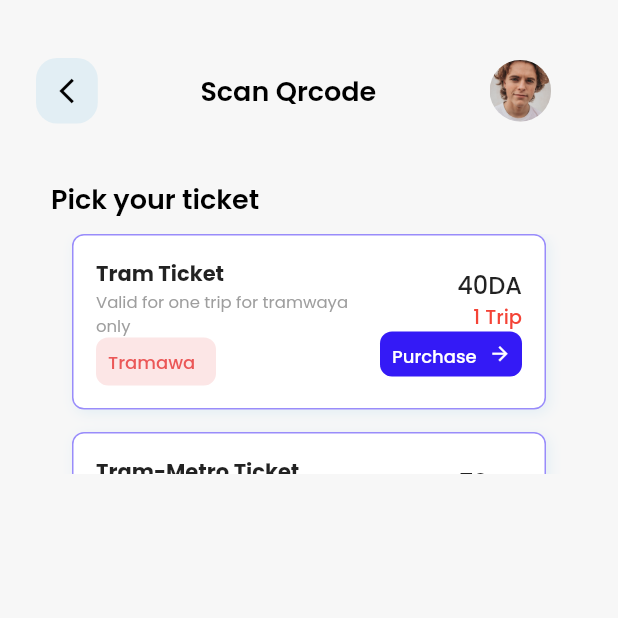
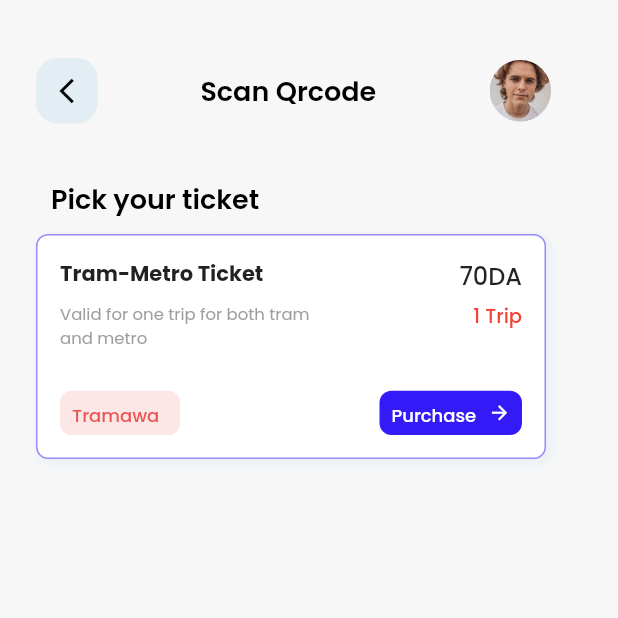
Before and after one commit to abdelghafourbk/PFE_V1, a Flutter app: the AfterScan screen opened directly, on a phone screen of 412 x 824 dp, the top half of it. Run offline on Flutter 3.47's test engine with Material 2 defaults, Android fonts, the phone set to English and light mode, and no system bars; our stand-ins replace email_validator, flutter_neumorphic.

Commit message:
Temp solution for listview problelm

```diff
--- a/lib/AfterScan.dart
+++ b/lib/AfterScan.dart
@@ -125,17 +125,10 @@ class _AfterScanState extends State<AfterScan> {
               SizedBox(
                 height: 160.0,
                 width: width,
-                child: ListView.builder(
-                    scrollDirection: Axis.vertical,
-                    physics: const NeverScrollableScrollPhysics(),
-                    shrinkWrap: true,
-                    itemCount: ticket.length,
-                    itemBuilder: (BuildContext context, int index) {
-                      return Padding(
-                        padding: const EdgeInsets.only(
-                            right: 24.0, left: 24.0, bottom: 15.0),
+                child: Padding(
+                  padding: const EdgeInsets.only(right: 24.0, bottom: 10.0),
                   child: Container(
-                          width: 350,
+                    width: width * 0.85,
                     decoration: BoxDecoration(
                       color: Colors.white,
                       border: Border.all(color: const Color(0x80341AF6)),
@@ -152,7 +145,7 @@ class _AfterScanState extends State<AfterScan> {
                       padding: const EdgeInsets.all(15.0),
                       child: Row(children: [
                         Expanded(
-                                flex: 4,
+                          flex: 3,
                           child: Column(
                             crossAxisAlignment: CrossAxisAlignment.start,
                             children: [
@@ -160,7 +153,7 @@ class _AfterScanState extends State<AfterScan> {
                               Expanded(
                                 flex: 1,
                                 child: Text(
-                                        ticket[index]['name'],
+                                  ticket[1]['name'],
                                   style: const TextStyle(
                                     fontSize: 14,
                                     fontFamily: "Poppins",
@@ -172,7 +165,7 @@ class _AfterScanState extends State<AfterScan> {
                               Expanded(
                                 flex: 2,
                                 child: Text(
-                                        ticket[index]['desc'],
+                                  ticket[1]['desc'],
                                   style: const TextStyle(
                                     color: Colors.grey,
                                     fontSize: 11,
@@ -180,11 +173,11 @@ class _AfterScanState extends State<AfterScan> {
                                   ),
                                 ),
                               ),
-                                    Row(
-                                      mainAxisAlignment:
-                                          MainAxisAlignment.start,
-                                      crossAxisAlignment:
-                                          CrossAxisAlignment.center,
+                              Expanded(
+                                flex: 1,
+                                child: Row(
+                                  mainAxisAlignment: MainAxisAlignment.start,
+                                  crossAxisAlignment: CrossAxisAlignment.center,
                                   children: [
                                     Container(
                                       width: 80,
@@ -198,8 +191,7 @@ class _AfterScanState extends State<AfterScan> {
                                         alignment: Alignment.center,
                                         child: TextButton(
                                           child: Text(
-                                                (ticket[index]['tag']
-                                                    as List)[0],
+                                            (ticket[1]['tag'] as List)[0],
                                             style: const TextStyle(
                                               fontFamily: 'Poppins',
                                               fontSize: 12.0,
@@ -213,6 +205,7 @@ class _AfterScanState extends State<AfterScan> {
                                     ),
                                   ],
                                 ),
+                              ),
                             ],
                           ),
                         ),
@@ -225,7 +218,7 @@ class _AfterScanState extends State<AfterScan> {
                               Expanded(
                                 flex: 1,
                                 child: Text(
-                                        ticket[index]['price'],
+                                  ticket[1]['price'],
                                   style: const TextStyle(
                                     fontSize: 16,
                                     fontFamily: "Poppins",
@@ -233,11 +226,11 @@ class _AfterScanState extends State<AfterScan> {
                                   ),
                                 ),
                               ),
-                                    //Day
+                              //Duration
                               Expanded(
                                 flex: 2,
                                 child: Text(
-                                        ticket[index]['duration'],
+                                  ticket[1]['duration'],
                                   style: const TextStyle(
                                     fontSize: 13,
                                     color: Colors.red,
@@ -253,8 +246,7 @@ class _AfterScanState extends State<AfterScan> {
                                   height: 30,
                                   decoration: BoxDecoration(
                                     color: const Color(0xff341AF6),
-                                          borderRadius:
-                                              BorderRadius.circular(8.0),
+                                    borderRadius: BorderRadius.circular(8.0),
                                   ),
                                   child: Row(
                                     children: [
@@ -292,8 +284,7 @@ class _AfterScanState extends State<AfterScan> {
                       ]),
                     ),
                   ),
-                      );
-                    }),
+                ),
               ),
             ],
           ),
```
Lines whose indentation alone changed are shown as unchanged.
